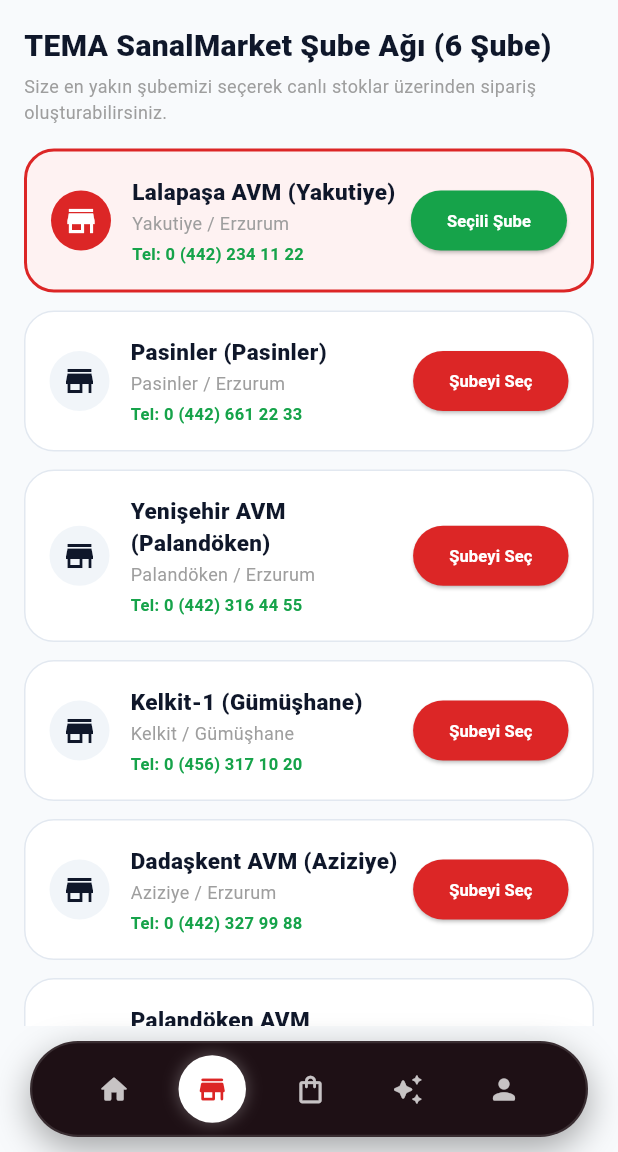
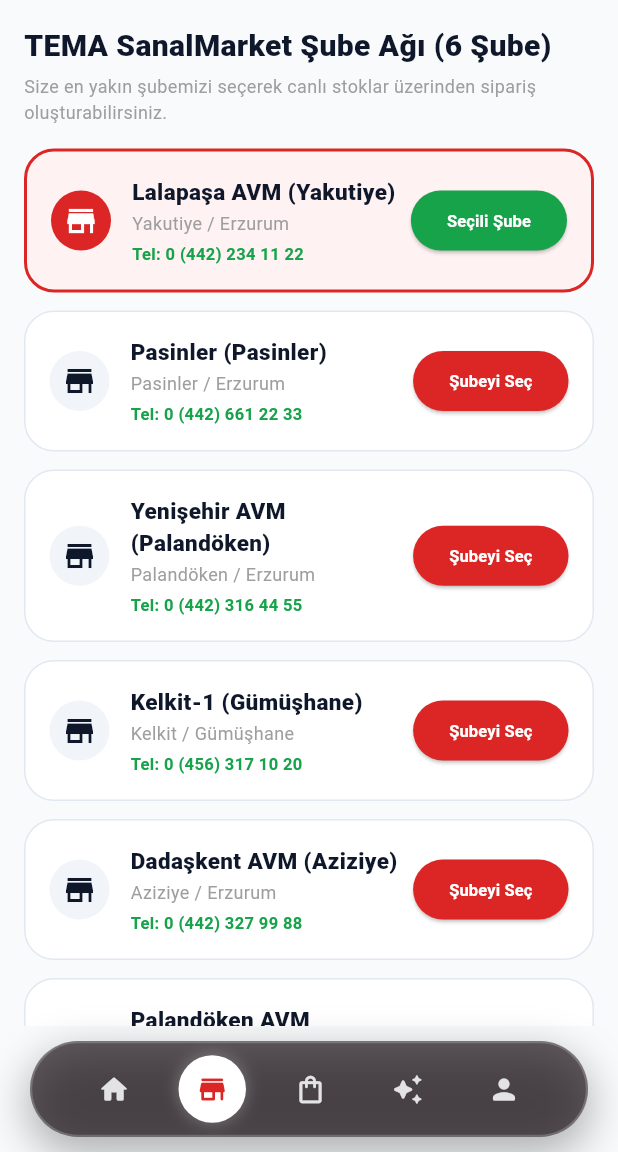
Before and after one commit to reklammk/TemaMarket, a Flutter app: the CustomerStorefrontPage screen opened directly, item 2 of the bottom bar chosen, on a phone screen of 412 x 824 dp, the part 84-1236 px from its top. Run offline on Flutter 3.47's test engine with Material 3 defaults, Android fonts, the phone set to English and light mode, and no system bars; our stand-ins replace flutter_local_notifications, flutter_map, latlong2, shared_preferences, video_player; accounts and stored records are empty; network calls fail; Roboto replaces fonts that are missing (Plus Jakarta Sans).

Commit message:
Update Floating Navbar to ultra-sleek semi-transparent dark glassmorphism (bump version to 1.0.0+14)

```diff
--- a/lib/pages/customer_storefront_page.dart
+++ b/lib/pages/customer_storefront_page.dart
@@ -415,16 +415,17 @@
         padding: const EdgeInsets.symmetric(horizontal: 12, vertical: 8),
         height: 64,
         decoration: BoxDecoration(
-          color: const Color(0xFF1E1015),
+          color: const Color(0xAA140A10), // Şeffaf / Yarı saydam (semi-transparent dark glass)
           borderRadius: BorderRadius.circular(100),
           boxShadow: [
             BoxShadow(
-              color: Colors.black.withOpacity(0.35),
-              blurRadius: 20,
-              offset: const Offset(0, 8),
+              color: Colors.black.withValues(alpha: 0.3),
+              blurRadius: 24,
+              spreadRadius: 2,
+              offset: const Offset(0, 10),
             ),
           ],
-          border: Border.all(color: Colors.white.withOpacity(0.12), width: 1.5),
+          border: Border.all(color: Colors.white.withValues(alpha: 0.2), width: 1.5),
         ),
         child: Row(
           mainAxisAlignment: MainAxisAlignment.spaceEvenly,
@@ -472,9 +473,9 @@
                       ? Badge(
                           label: Text('${_cart.length}'),
                           backgroundColor: const Color(0xFFDC2626),
-                          child: Icon(icon, color: Colors.white.withOpacity(0.75), size: 22),
+                          child: Icon(icon, color: Colors.white.withValues(alpha: 0.85), size: 22),
                         )
-                      : Icon(icon, color: Colors.white.withOpacity(0.75), size: 22),
+                      : Icon(icon, color: Colors.white.withValues(alpha: 0.85), size: 22),
                 ),
               ),
             );
--- a/pubspec.yaml
+++ b/pubspec.yaml
@@ -1,7 +1,7 @@
 name: tema_market
 description: "TEMA Market Mobil Uygulaması"
 publish_to: 'none'
-version: 1.0.0+13
+version: 1.0.0+14
 
 environment:
   sdk: '>=3.0.0 <4.0.0'
```
